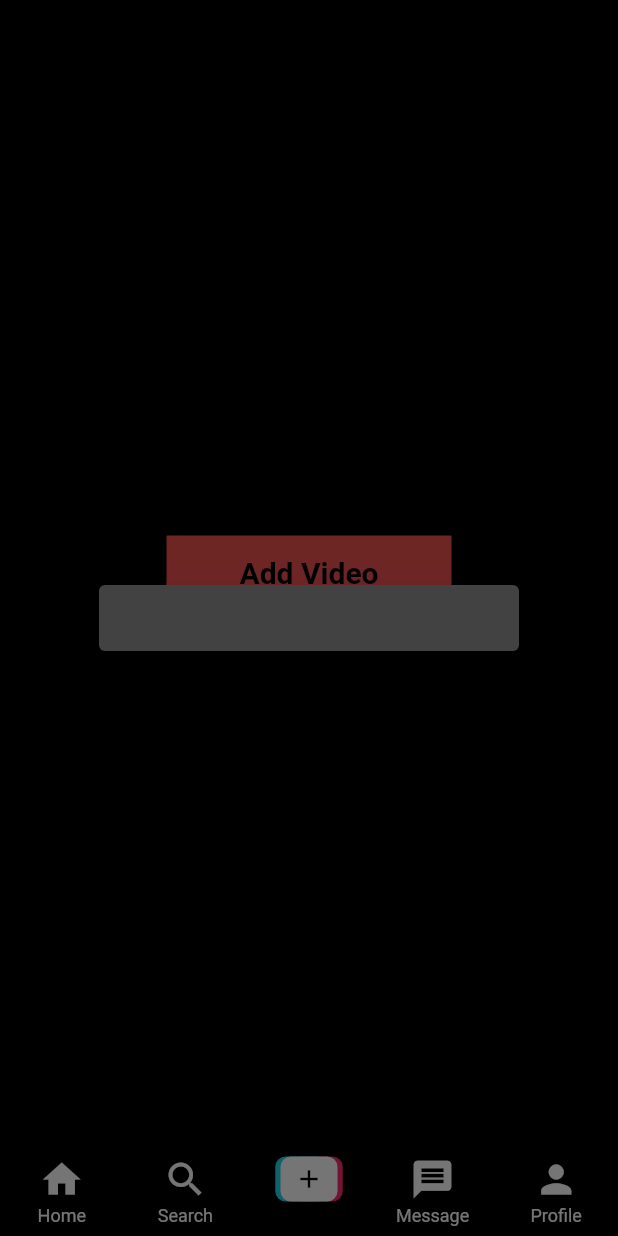
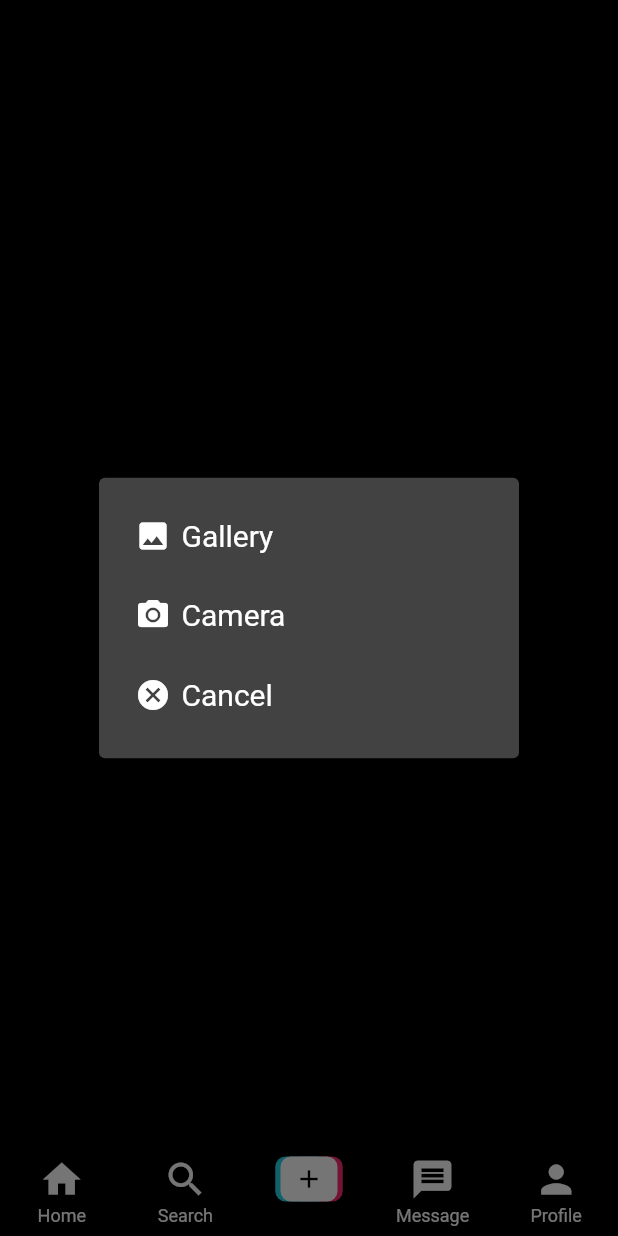
Before and after one commit to EduardoVitech/Tik-Tok-Clone, a Flutter app: the screen it shows once a user with an empty profile is signed in, item 3 of the bottom bar chosen, after a tap on "Add Video", on a phone screen of 412 x 824 dp. Run offline on Flutter 3.47's test engine with Material 2 defaults, Android fonts, the phone set to English and light mode, and no system bars; our stand-ins replace cloud_firestore, firebase_auth, firebase_core, firebase_storage, get, image_picker and 1 more; accounts and stored records are empty.

```diff
--- a/lib/views/screens/add_video_screen/add_video_screen.dart
+++ b/lib/views/screens/add_video_screen/add_video_screen.dart
@@ -1,8 +1,26 @@
+import 'dart:io';
+
 import 'package:flutter/material.dart';
+import 'package:image_picker/image_picker.dart';
 import 'package:tiktok_clone/constants/constants.dart';
+import 'package:tiktok_clone/views/screens/confirm_screen/confirm_screen.dart';
 
 class AddVideoScreen extends StatelessWidget {
   const AddVideoScreen({super.key});
+
+  pickVideo(ImageSource src, BuildContext context) async {
+    final video = await ImagePicker().pickVideo(source: src);
+    if (video != null) {
+      Navigator.of(context).push(
+        MaterialPageRoute(
+          builder: (context) => ConfirmScreen(
+            videoFile: File(video.path),
+            videoPath: video.path,
+          ),
+        ),
+      );
+    }
+  }
 
   showOptionsDialog(BuildContext context) {
     return showDialog(
@@ -10,9 +28,48 @@ class AddVideoScreen extends StatelessWidget {
       builder: (context) => SimpleDialog(
         children: [
           SimpleDialogOption(
-            onPressed: () {},
+            onPressed: () => pickVideo(ImageSource.gallery, context),
             child: Row(
-              children: [],
+              children: const [
+                Icon(Icons.image),
+                Padding(
+                  padding: EdgeInsets.all(7.0),
+                  child: Text(
+                    'Gallery',
+                    style: TextStyle(fontSize: 20),
+                  ),
+                ),
+              ],
+            ),
+          ),
+          SimpleDialogOption(
+            onPressed: () => pickVideo(ImageSource.camera, context),
+            child: Row(
+              children: const [
+                Icon(Icons.camera_alt),
+                Padding(
+                  padding: EdgeInsets.all(7.0),
+                  child: Text(
+                    'Camera',
+                    style: TextStyle(fontSize: 20),
+                  ),
+                ),
+              ],
+            ),
+          ),
+          SimpleDialogOption(
+            onPressed: () => Navigator.of(context).pop(),
+            child: Row(
+              children: const [
+                Icon(Icons.cancel),
+                Padding(
+                  padding: EdgeInsets.all(7.0),
+                  child: Text(
+                    'Cancel',
+                    style: TextStyle(fontSize: 20),
+                  ),
+                ),
+              ],
             ),
           ),
         ],
--- a/pubspec.yaml
+++ b/pubspec.yaml
@@ -42,6 +42,7 @@ dependencies:
   cloud_firestore: ^3.5.1
   firebase_storage: ^10.3.11
   image_picker: ^0.8.6
+  video_player: ^2.4.7
 
 dev_dependencies:
   flutter_test:
```
Also changed, not shown: lib/views/screens/confirm_screen/confirm_screen.dart (added, +93 -0 lines), pubspec.lock.
